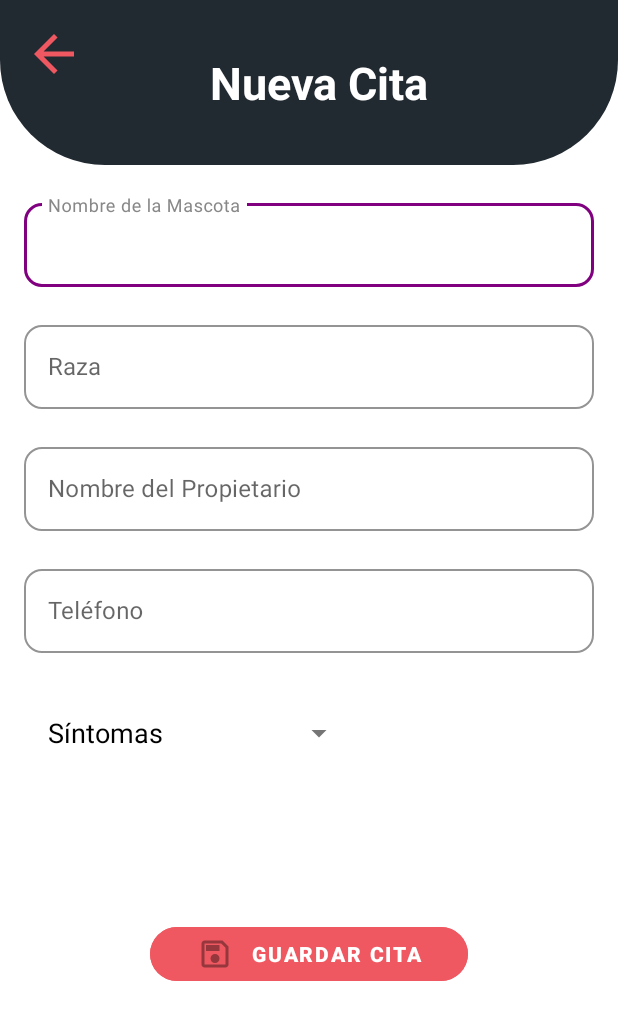
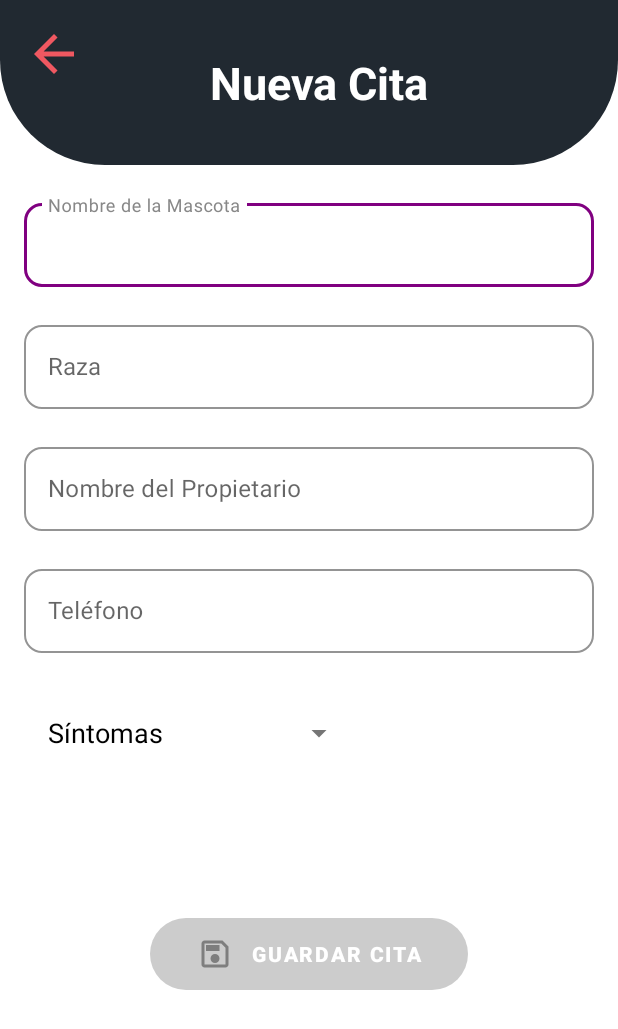
Before and after one commit to JuanEPN/DogApp, an Android app: the NewAppointmentActivity screen opened directly, with no data from a screen before it, on a phone screen of 412 x 824 dp. Shown: the top 1029 px of the screen. Run offline under Robolectric (Android 15) with nearby library versions, the phone set to English and light mode, and no system bars; our stand-ins replace Room's generated code; 1 statement that could not run was skipped.

Commit message:
Update NewAppointmentActivity

```diff
--- /dev/null
+++ b/app/src/main/res/drawable/btn_guardar_selector.xml
@@ -0,0 +1,18 @@
+<?xml version="1.0" encoding="utf-8"?>
+<selector xmlns:android="http://schemas.android.com/apk/res/android">
+    <!-- Deshabilitado -->
+    <item android:state_enabled="false">
+        <shape android:shape="rectangle">
+            <solid android:color="#CCCCCC" />
+            <corners android:radius="100dp" />
+        </shape>
+    </item>
+
+    <!-- Habilitado -->
+    <item>
+        <shape android:shape="rectangle">
+            <solid android:color="#F05861" />
+            <corners android:radius="100dp" />
+        </shape>
+    </item>
+</selector>
--- a/app/src/main/res/layout/activity_new_appointment.xml
+++ b/app/src/main/res/layout/activity_new_appointment.xml
@@ -228,16 +228,17 @@
         android:layout_height="wrap_content"
         android:layout_marginTop="95dp"
         android:layout_marginHorizontal="100dp"
+        android:text="@string/guardar_cita"
+        android:background="@drawable/btn_guardar_selector"
+        android:textColor="@android:color/white"
         android:enabled="false"
-        android:text="@string/guardar_cita"
-        android:textColor="@android:color/white"
         android:textStyle="bold"
         app:icon="@drawable/ic_save"
         app:iconSize="24dp"
         app:iconPadding="12dp"
         app:iconGravity="textStart"
-        android:backgroundTint="#F05861"
         app:cornerRadius="100dp"
+        app:backgroundTint="@null"
         app:layout_constraintTop_toBottomOf="@id/layoutSintomas"
         app:layout_constraintStart_toStartOf="parent"
         app:layout_constraintEnd_toEndOf="parent" />
```
Also changed, not shown: app/src/main/java/com/sigmas/dogapp/view/Ui/Newappointment/NewAppointmentActivity.kt (+20 -6 lines).
